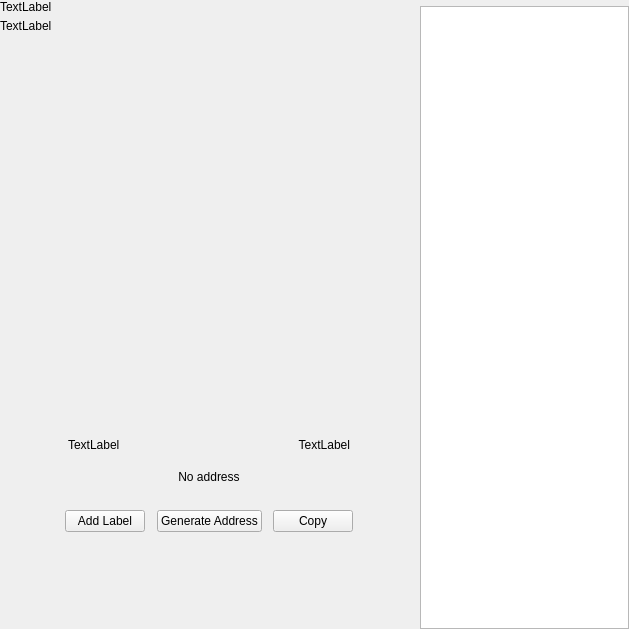
Above: src/qt/forms/receivewidget.ui from eons-finance/ALQO before the change. Below: the same form after it.
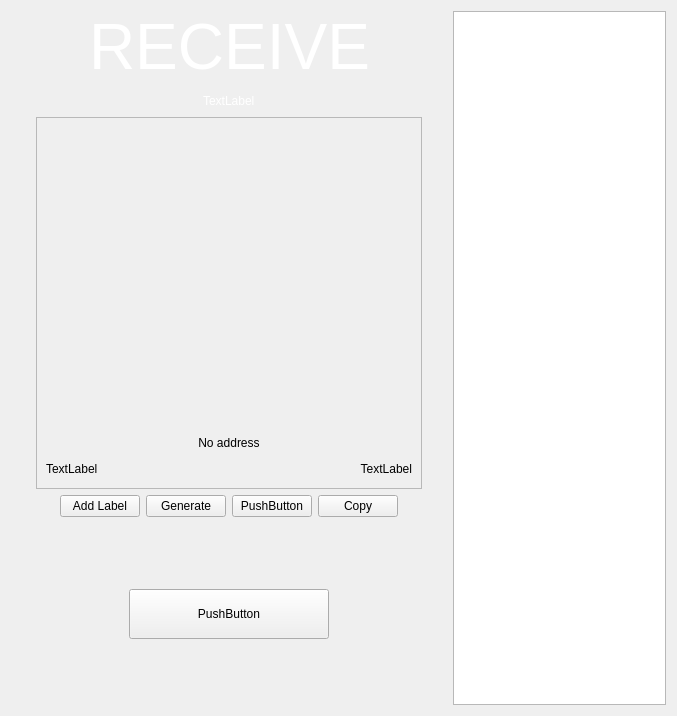
That is the form after the change. Custom widgets are drawn as their Qt base class.

Patch:
```diff
--- a/src/qt/forms/receivewidget.ui
+++ b/src/qt/forms/receivewidget.ui
@@ -6,8 +6,8 @@
    <rect>
     <x>0</x>
     <y>0</y>
-    <width>629</width>
-    <height>629</height>
+    <width>677</width>
+    <height>716</height>
    </rect>
   </property>
   <property name="minimumSize">
@@ -19,70 +19,75 @@
   <property name="windowTitle">
    <string>Form</string>
   </property>
-  <layout class="QHBoxLayout" name="horizontalLayout_2" stretch="2,1">
-   <property name="spacing">
-    <number>0</number>
-   </property>
-   <property name="leftMargin">
-    <number>0</number>
-   </property>
-   <property name="topMargin">
-    <number>0</number>
-   </property>
-   <property name="rightMargin">
-    <number>0</number>
-   </property>
-   <property name="bottomMargin">
-    <number>0</number>
-   </property>
-   <item>
-    <widget class="QWidget" name="left" native="true">
-     <layout class="QVBoxLayout" name="verticalLayout_3">
-      <property name="leftMargin">
-       <number>0</number>
-      </property>
-      <property name="topMargin">
-       <number>0</number>
-      </property>
-      <property name="rightMargin">
-       <number>0</number>
-      </property>
-      <property name="bottomMargin">
-       <number>0</number>
-      </property>
-      <item>
-       <layout class="QVBoxLayout" name="verticalLayout_2">
-        <property name="spacing">
-         <number>0</number>
-        </property>
-        <property name="leftMargin">
-         <number>0</number>
-        </property>
-        <item>
-         <layout class="QHBoxLayout" name="horizontalLayout_3">
-          <property name="spacing">
-           <number>0</number>
-          </property>
-          <item>
            <layout class="QVBoxLayout" name="verticalLayout_4">
-            <property name="spacing">
-             <number>5</number>
-            </property>
+   <item>
+    <layout class="QHBoxLayout" name="horizontalLayout_5">
+     <item>
+      <layout class="QVBoxLayout" name="verticalLayout">
+       <item>
+        <layout class="QHBoxLayout" name="horizontalLayout">
+         <item>
+          <spacer name="horizontalSpacer_4">
+           <property name="orientation">
+            <enum>Qt::Horizontal</enum>
+           </property>
+           <property name="sizeHint" stdset="0">
+            <size>
+             <width>40</width>
+             <height>20</height>
+            </size>
+           </property>
+          </spacer>
+         </item>
             <item>
-             <widget class="QLabel" name="labelTitle">
+          <widget class="QLabel" name="label">
+           <property name="styleSheet">
+            <string notr="true">color:white;</string>
+           </property>
               <property name="text">
-               <string>TextLabel</string>
+            <string>&lt;html&gt;&lt;head/&gt;&lt;body&gt;&lt;p align=&quot;center&quot;&gt;&lt;span style=&quot; font-size:48pt;&quot;&gt;RECEIVE&lt;/span&gt;&lt;/p&gt;&lt;/body&gt;&lt;/html&gt;</string>
               </property>
              </widget>
             </item>
-            <item alignment="Qt::AlignTop">
+         <item>
+          <spacer name="horizontalSpacer_3">
+           <property name="orientation">
+            <enum>Qt::Horizontal</enum>
+           </property>
+           <property name="sizeHint" stdset="0">
+            <size>
+             <width>40</width>
+             <height>20</height>
+            </size>
+           </property>
+          </spacer>
+         </item>
+        </layout>
+       </item>
+       <item>
+        <layout class="QHBoxLayout" name="horizontalLayout_2">
+         <item>
+          <spacer name="horizontalSpacer_5">
+           <property name="orientation">
+            <enum>Qt::Horizontal</enum>
+           </property>
+           <property name="sizeHint" stdset="0">
+            <size>
+             <width>40</width>
+             <height>20</height>
+            </size>
+           </property>
+          </spacer>
+         </item>
+         <item>
              <widget class="QLabel" name="labelSubtitle1">
+           <property name="styleSheet">
+            <string notr="true">color:white;</string>
+           </property>
               <property name="text">
                <string>TextLabel</string>
               </property>
              </widget>
-            </item>
-           </layout>
           </item>
           <item>
            <spacer name="horizontalSpacer">
@@ -100,58 +105,71 @@
          </layout>
         </item>
         <item>
+        <layout class="QHBoxLayout" name="horizontalLayout_8">
+         <item>
+          <spacer name="horizontalSpacer_11">
+           <property name="orientation">
+            <enum>Qt::Horizontal</enum>
+           </property>
+           <property name="sizeHint" stdset="0">
+            <size>
+             <width>40</width>
+             <height>20</height>
+            </size>
+           </property>
+          </spacer>
+         </item>
+         <item>
+          <widget class="QFrame" name="qrframe">
+           <property name="frameShape">
+            <enum>QFrame::StyledPanel</enum>
+           </property>
+           <property name="frameShadow">
+            <enum>QFrame::Raised</enum>
+           </property>
+           <layout class="QVBoxLayout" name="verticalLayout_3">
+            <item>
+             <layout class="QVBoxLayout" name="verticalLayout_2">
+              <item>
          <spacer name="verticalSpacer_2">
           <property name="orientation">
            <enum>Qt::Vertical</enum>
           </property>
-          <property name="sizeType">
-           <enum>QSizePolicy::Expanding</enum>
-          </property>
           <property name="sizeHint" stdset="0">
            <size>
             <width>20</width>
-            <height>50</height>
+                  <height>40</height>
            </size>
           </property>
          </spacer>
         </item>
-        <item alignment="Qt::AlignHCenter">
-         <widget class="QWidget" name="layoutQR" native="true">
-          <property name="maximumSize">
-           <size>
-            <width>510</width>
-            <height>16777215</height>
-           </size>
-          </property>
-          <layout class="QVBoxLayout" name="verticalLayoutQr">
            <item>
-            <spacer name="verticalSpacer11">
+               <layout class="QHBoxLayout" name="horizontalLayout_3">
+                <item>
+                 <spacer name="horizontalSpacer_7">
              <property name="orientation">
-              <enum>Qt::Vertical</enum>
-             </property>
-             <property name="sizeType">
-              <enum>QSizePolicy::Fixed</enum>
+                   <enum>Qt::Horizontal</enum>
              </property>
              <property name="sizeHint" stdset="0">
               <size>
-               <width>20</width>
+                    <width>40</width>
                <height>20</height>
               </size>
              </property>
             </spacer>
            </item>
-           <item alignment="Qt::AlignHCenter">
+                <item>
             <widget class="QLabel" name="labelQrImg">
              <property name="minimumSize">
               <size>
-               <width>260</width>
-               <height>260</height>
+                    <width>220</width>
+                    <height>220</height>
               </size>
              </property>
              <property name="maximumSize">
               <size>
-               <width>260</width>
-               <height>260</height>
+                    <width>220</width>
+                    <height>220</height>
               </size>
              </property>
              <property name="text">
@@ -163,30 +181,87 @@
             </widget>
            </item>
            <item>
-            <spacer name="verticalSpacer_21">
+                 <spacer name="horizontalSpacer_6">
+                  <property name="orientation">
+                   <enum>Qt::Horizontal</enum>
+                  </property>
+                  <property name="sizeHint" stdset="0">
+                   <size>
+                    <width>40</width>
+                    <height>20</height>
+                   </size>
+                  </property>
+                 </spacer>
+                </item>
+               </layout>
+              </item>
+              <item>
+               <spacer name="verticalSpacer">
              <property name="orientation">
               <enum>Qt::Vertical</enum>
              </property>
-             <property name="sizeType">
-              <enum>QSizePolicy::Fixed</enum>
-             </property>
              <property name="sizeHint" stdset="0">
               <size>
                <width>20</width>
-               <height>30</height>
+                  <height>40</height>
               </size>
              </property>
             </spacer>
            </item>
            <item>
-            <widget class="QWidget" name="widget" native="true">
+               <layout class="QHBoxLayout" name="horizontalLayout_9">
+                <item>
+                 <spacer name="horizontalSpacer_13">
+                  <property name="orientation">
+                   <enum>Qt::Horizontal</enum>
+                  </property>
+                  <property name="sizeHint" stdset="0">
+                   <size>
+                    <width>40</width>
+                    <height>20</height>
+                   </size>
+                  </property>
+                 </spacer>
+                </item>
+                <item>
+                 <widget class="QLabel" name="labelAddress">
+                  <property name="sizePolicy">
+                   <sizepolicy hsizetype="Expanding" vsizetype="Preferred">
+                    <horstretch>0</horstretch>
+                    <verstretch>0</verstretch>
+                   </sizepolicy>
+                  </property>
              <property name="minimumSize">
               <size>
-               <width>0</width>
+                    <width>300</width>
                <height>0</height>
               </size>
              </property>
-             <layout class="QHBoxLayout" name="horizontalLayout_5">
+                  <property name="text">
+                   <string>No address</string>
+                  </property>
+                  <property name="alignment">
+                   <set>Qt::AlignCenter</set>
+                  </property>
+                 </widget>
+                </item>
+                <item>
+                 <spacer name="horizontalSpacer_12">
+                  <property name="orientation">
+                   <enum>Qt::Horizontal</enum>
+                  </property>
+                  <property name="sizeHint" stdset="0">
+                   <size>
+                    <width>40</width>
+                    <height>20</height>
+                   </size>
+                  </property>
+                 </spacer>
+                </item>
+               </layout>
+              </item>
+              <item>
+               <layout class="QHBoxLayout" name="horizontalLayout_6">
               <item>
                <widget class="QLabel" name="labelLabel">
                 <property name="text">
@@ -218,41 +293,37 @@
                </widget>
               </item>
              </layout>
+              </item>
+             </layout>
+            </item>
+           </layout>
             </widget>
            </item>
            <item>
-            <widget class="QLabel" name="labelAddress">
-             <property name="sizePolicy">
-              <sizepolicy hsizetype="Expanding" vsizetype="Preferred">
-               <horstretch>0</horstretch>
-               <verstretch>0</verstretch>
-              </sizepolicy>
-             </property>
-             <property name="minimumSize">
+          <spacer name="horizontalSpacer_10">
+           <property name="orientation">
+            <enum>Qt::Horizontal</enum>
+           </property>
+           <property name="sizeHint" stdset="0">
               <size>
-               <width>300</width>
-               <height>0</height>
-              </size>
-             </property>
-             <property name="text">
-              <string>No address</string>
-             </property>
-             <property name="alignment">
-              <set>Qt::AlignCenter</set>
-             </property>
-            </widget>
-           </item>
+             <width>40</width>
+             <height>20</height>
+            </size>
+           </property>
+          </spacer>
+         </item>
+        </layout>
+       </item>
            <item>
-            <spacer name="verticalSpacer_4">
+        <layout class="QHBoxLayout" name="horizontalLayout_10">
+         <item>
+          <spacer name="horizontalSpacer_14">
              <property name="orientation">
-              <enum>Qt::Vertical</enum>
-             </property>
-             <property name="sizeType">
-              <enum>QSizePolicy::Fixed</enum>
+            <enum>Qt::Horizontal</enum>
              </property>
              <property name="sizeHint" stdset="0">
               <size>
-               <width>20</width>
+             <width>40</width>
                <height>20</height>
               </size>
              </property>
@@ -270,7 +341,14 @@
              <item alignment="Qt::AlignHCenter">
               <widget class="QPushButton" name="pushButtonNewAddress">
                <property name="text">
-                <string>Generate Address</string>
+              <string>Generate</string>
+             </property>
+            </widget>
+           </item>
+           <item>
+            <widget class="QPushButton" name="btnRequest">
+             <property name="text">
+              <string>PushButton</string>
                </property>
               </widget>
              </item>
@@ -284,26 +362,22 @@
             </layout>
            </item>
            <item>
-            <spacer name="verticalSpacer_3">
+          <spacer name="horizontalSpacer_15">
              <property name="orientation">
-              <enum>Qt::Vertical</enum>
-             </property>
-             <property name="sizeType">
-              <enum>QSizePolicy::Expanding</enum>
-             </property>
+            <enum>Qt::Horizontal</enum>
+           </property>
              <property name="sizeHint" stdset="0">
               <size>
-               <width>20</width>
+             <width>40</width>
                <height>20</height>
               </size>
              </property>
             </spacer>
            </item>
           </layout>
-         </widget>
         </item>
         <item>
-         <spacer name="verticalSpacer">
+        <spacer name="verticalSpacer_4">
           <property name="orientation">
            <enum>Qt::Vertical</enum>
           </property>
@@ -315,63 +389,67 @@
           </property>
          </spacer>
         </item>
-       </layout>
-      </item>
-     </layout>
-    </widget>
-   </item>
    <item>
-    <widget class="QWidget" name="right" native="true">
-     <layout class="QVBoxLayout" name="verticalLayout_5">
-      <property name="spacing">
-       <number>0</number>
-      </property>
-      <property name="leftMargin">
-       <number>1</number>
-      </property>
-      <property name="topMargin">
-       <number>0</number>
-      </property>
-      <property name="rightMargin">
-       <number>0</number>
-      </property>
-      <property name="bottomMargin">
-       <number>0</number>
-      </property>
+        <layout class="QHBoxLayout" name="horizontalLayout_7">
+         <item>
+          <spacer name="horizontalSpacer_9">
+           <property name="orientation">
+            <enum>Qt::Horizontal</enum>
+           </property>
+           <property name="sizeHint" stdset="0">
+            <size>
+             <width>40</width>
+             <height>20</height>
+            </size>
+           </property>
+          </spacer>
+         </item>
       <item>
-       <layout class="QVBoxLayout" name="container_right">
-        <property name="spacing">
-         <number>0</number>
-        </property>
-        <property name="leftMargin">
-         <number>0</number>
-        </property>
-        <property name="rightMargin">
-         <number>0</number>
-        </property>
+          <widget class="QPushButton" name="btnMyAddresses">
+           <property name="minimumSize">
+            <size>
+             <width>200</width>
+             <height>50</height>
+            </size>
+           </property>
+           <property name="maximumSize">
+            <size>
+             <width>200</width>
+             <height>50</height>
+            </size>
+           </property>
+           <property name="text">
+            <string>PushButton</string>
+           </property>
+          </widget>
+         </item>
         <item>
-         <layout class="QVBoxLayout" name="verticalLayout">
-          <property name="spacing">
-           <number>6</number>
-          </property>
-          <property name="leftMargin">
-           <number>19</number>
-          </property>
-          <property name="rightMargin">
-           <number>19</number>
-          </property>
-          <item>
-           <widget class="OptionButton" name="btnRequest" native="true"/>
-          </item>
+          <spacer name="horizontalSpacer_8">
+           <property name="orientation">
+            <enum>Qt::Horizontal</enum>
+           </property>
+           <property name="sizeHint" stdset="0">
+            <size>
+             <width>40</width>
+             <height>20</height>
+            </size>
+           </property>
+          </spacer>
+         </item>
+        </layout>
+       </item>
           <item>
-           <widget class="OptionButton" name="btnMyAddresses" native="true">
-            <property name="sizePolicy">
-             <sizepolicy hsizetype="Preferred" vsizetype="Minimum">
-              <horstretch>0</horstretch>
-              <verstretch>0</verstretch>
-             </sizepolicy>
-            </property>
-           </widget>
+        <spacer name="verticalSpacer_8">
+         <property name="orientation">
+          <enum>Qt::Vertical</enum>
+         </property>
+         <property name="sizeHint" stdset="0">
+          <size>
+           <width>20</width>
+           <height>40</height>
+          </size>
+         </property>
+        </spacer>
           </item>
          </layout>
         </item>
@@ -382,17 +460,6 @@
       </item>
      </layout>
     </widget>
-   </item>
-  </layout>
- </widget>
- <customwidgets>
-  <customwidget>
-   <class>OptionButton</class>
-   <extends>QWidget</extends>
-   <header>qt/optionbutton.h</header>
-   <container>1</container>
-  </customwidget>
- </customwidgets>
  <resources/>
  <connections/>
 </ui>
```
Lines whose indentation alone changed are shown as unchanged.
